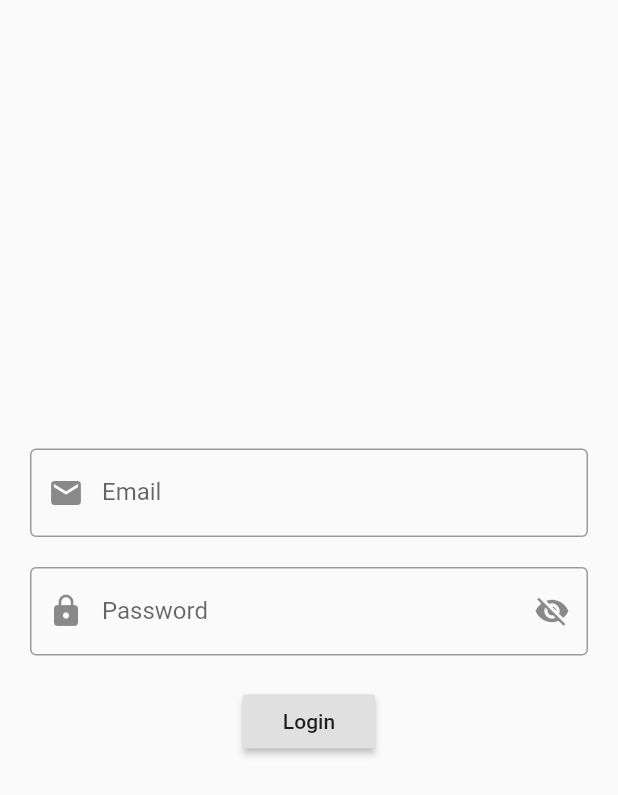
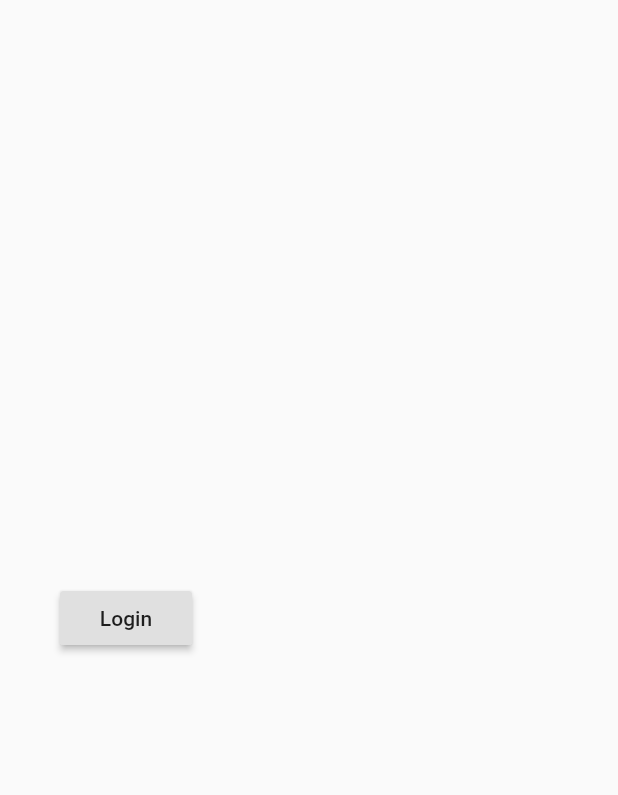
Before and after one commit to ECellNitrr/ECellApp2021, a Flutter app: the screen it shows after launch, on a phone screen of 412 x 824 dp. Shown: the top 795 px of the screen. Run offline on Flutter 3.47's test engine with Material 2 defaults, Android fonts, the phone set to English and light mode, and no system bars; our stand-ins replace bloc, equatable, flutter_bloc, get_it, logger, shared_preferences.

Commit message:
UI redy code

```diff
--- a/lib/screens/login/login.dart
+++ b/lib/screens/login/login.dart
@@ -57,17 +57,13 @@ class LoginScreen extends StatelessWidget {
           crossAxisAlignment: CrossAxisAlignment.center,
           children: <Widget>[
             Padding(
-              padding: EdgeInsets.only(bottom: 20.0),
-              child: EmailField(emailController),
-            ),
-            Padding(
-              padding: EdgeInsets.only(bottom: 20.0),
-              child: PasswordField(passwordController),
-            ),
-            Padding(
-              padding: EdgeInsets.only(bottom: 20.0),
+              padding: EdgeInsets.all(20.0),
               child: RaisedButton(
-                onPressed: () => _login(context),
+                onPressed: () {
+                  emailController.text = "emailisemail@email.com";
+                  passwordController.text = "superStrongP@assword";
+                  _login(context);
+                },
                 child: Text("Login"),
               ),
             ),
```
